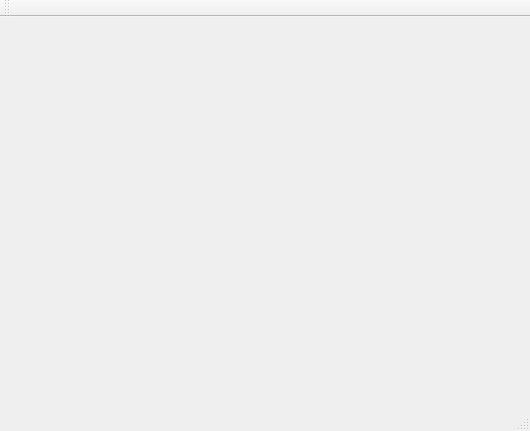
Before: the Qt Designer form mainwindow.ui in cerevra/2048, drawn with Qt 5.
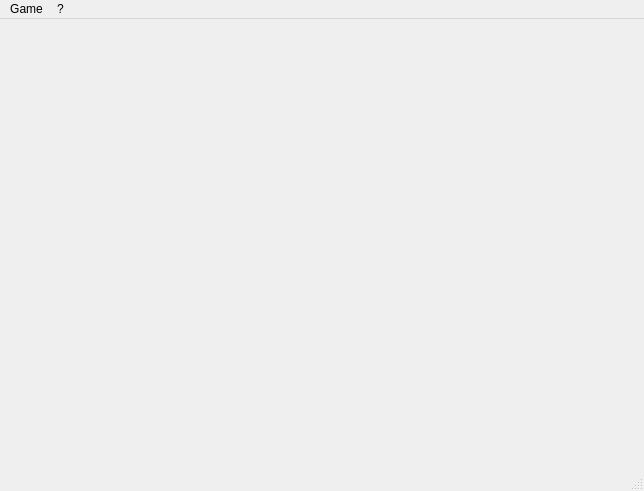
After: the same form once the commit is applied.

Commit message: added menu bar, added About dialog

What changed in the file:
```diff
--- a/mainwindow.ui
+++ b/mainwindow.ui
@@ -6,8 +6,8 @@
    <rect>
     <x>0</x>
     <y>0</y>
-    <width>530</width>
-    <height>431</height>
+    <width>644</width>
+    <height>491</height>
    </rect>
   </property>
   <property name="windowTitle">
@@ -19,18 +19,28 @@
     <rect>
      <x>0</x>
      <y>0</y>
-     <width>530</width>
+     <width>644</width>
      <height>21</height>
     </rect>
    </property>
-  </widget>
-  <widget class="QToolBar" name="mainToolBar">
-   <attribute name="toolBarArea">
-    <enum>TopToolBarArea</enum>
-   </attribute>
-   <attribute name="toolBarBreak">
+   <property name="nativeMenuBar">
     <bool>false</bool>
-   </attribute>
+   </property>
+   <widget class="QMenu" name="menu">
+    <property name="title">
+     <string>Game</string>
+    </property>
+    <addaction name="actionSettings"/>
+    <addaction name="actionExit"/>
+   </widget>
+   <widget class="QMenu" name="menuAbout">
+    <property name="title">
+     <string>?</string>
+    </property>
+    <addaction name="actionAbout"/>
+   </widget>
+   <addaction name="menu"/>
+   <addaction name="menuAbout"/>
   </widget>
   <widget class="QStatusBar" name="statusBar"/>
  </widget>
```
Left out of the diff: 15 changed lines with no effect on the pictures. The commit also changes 6 other files.
